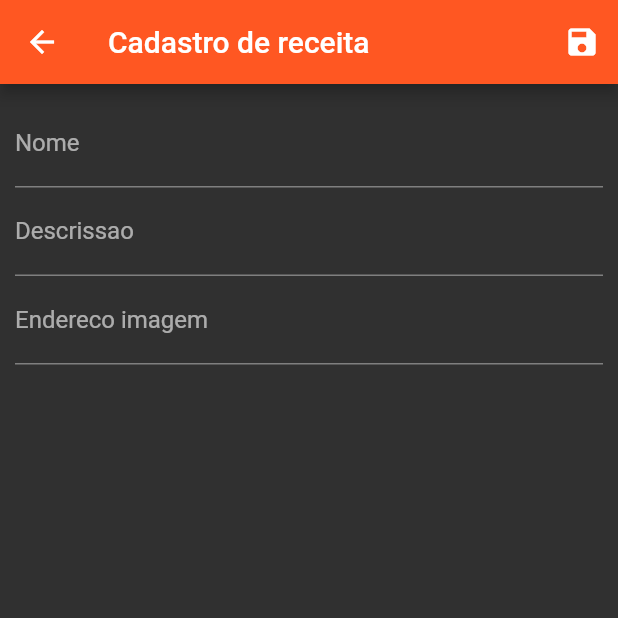
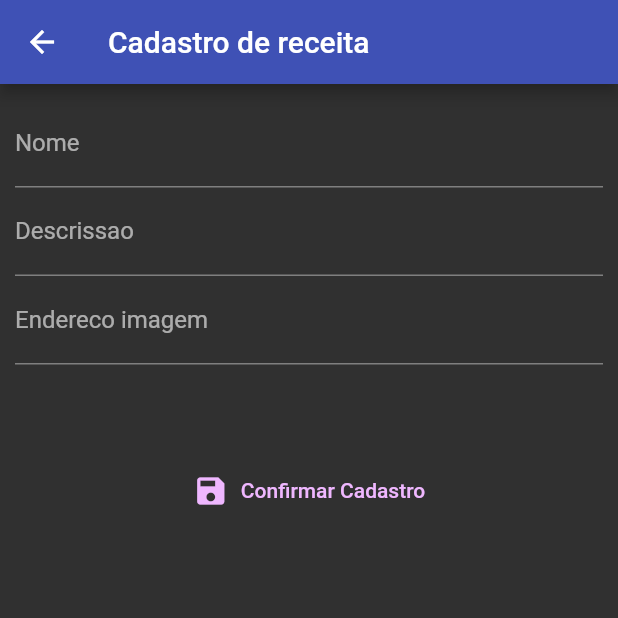
Before and after one commit to CristianCeccon/ProjetoReceita, a Flutter app: the screen it shows after launch, after a tap on "Cadastrar Receitas", on a phone screen of 412 x 824 dp, the top half of it. Run offline on Flutter 3.47's test engine with Material 2 defaults, Android fonts, the phone set to English and light mode, and no system bars; our stand-ins replace carousel_slider, flutter_mobx, get_it, mobx, sqflite; missing offline and left inert: dart:js_util; accounts and stored records are empty.

Commit message:
Atualizacao do menu

```diff
--- a/lib/app/my_app.dart
+++ b/lib/app/my_app.dart
@@ -31,8 +31,8 @@ class MyApp extends StatelessWidget {
         // or simply save your changes to "hot reload" in a Flutter IDE).
         // Notice that the counter didn't reset back to zero; the application
         // is not restarted.
-        colorScheme: ColorScheme.dark(),
-        primaryColor: Colors.deepOrange
+        colorScheme: ColorScheme.highContrastDark(),
+        primaryColor: Colors.indigo
         //colorScheme: ColorScheme.dark()
 
 
--- a/lib/app/view/my_home_page.dart
+++ b/lib/app/view/my_home_page.dart
@@ -1,5 +1,6 @@
 import 'package:flutter/material.dart';
 import 'package:receita_crud/app/my_app.dart';
+import 'package:carousel_slider/carousel_slider.dart';
 
 class MyHomePage extends StatefulWidget {
   MyHomePage({Key? key}) : super(key: key);
@@ -21,11 +22,45 @@ class _MyHomePageState extends State<MyHomePage> {
 
       ),
 
-      body: Center(
+      body:
 
-        child: TextButton(onPressed: () =>  Navigator.of(context).pushNamed(MyApp.FORMULARIO_RECEITA) , child: Text("Cadastrar Receitas"))
+      Column(
 
-      ),
+        children: [
+
+          CarouselSlider(
+            options: CarouselOptions(height: 400.0),
+            items: ['../imagem/ImagemComida1.jpg','../imagem/ImagemComida2.png','../imagem/ImagemComida3.jpg','../imagem/ImagemComida4.jpg'].map((i) {
+              return Builder(
+                builder: (BuildContext context) {
+                  return Container(
+                    width: MediaQuery.of(context).size.width,
+                    margin: EdgeInsets.symmetric(horizontal: 5.0),
+                    decoration: BoxDecoration(
+                      color: Colors.transparent
+                    ),
+                    child: Image.asset(i)
+                  );
+                },
+              );
+            }).toList(),
+          ),
+
+          SizedBox(
+            height: 50,
+          ),
+
+          Center(
+
+            child: TextButton(onPressed: () =>  Navigator.of(context).pushNamed(MyApp.FORMULARIO_RECEITA) , child: Text("Cadastrar Receitas"))
+
+          ),
+
+        ],
+
+      )
+
+
 
       /*floatingActionButton: FloatingActionButton(
 
--- a/lib/app/view/receita_form.dart
+++ b/lib/app/view/receita_form.dart
@@ -1,5 +1,7 @@
 import 'package:flutter/material.dart';
 import 'package:receita_crud/app/view/receita_form_back.dart';
+
+import '../my_app.dart';
 
 class ReceitaForm extends StatelessWidget {
   final _form = GlobalKey<FormState>();
@@ -79,30 +81,15 @@ class ReceitaForm extends StatelessWidget {
 
         title: Text('Cadastro de receita'),
 
-        actions: [
-
-          IconButton(
-            onPressed: (){
-
-              _form.currentState!.validate();
-              _form.currentState!.save();
-
-              if(_back.isValid){
-                _back.save();
-                Navigator.of(context).pop();
-              }
-
-            },
-
-            icon:(Icon(Icons.save))
-
-          )
-
-        ],
-
       ),
 
-      body: Padding(
+      body:
+
+      Column(
+
+        children: [
+
+          Padding(
 
             padding: EdgeInsets.all(10),
 
@@ -126,6 +113,30 @@ class ReceitaForm extends StatelessWidget {
 
           ),
 
+          SizedBox(
+            height: 50,
+          ),
+
+
+          TextButton.icon(
+
+            onPressed: () =>  Navigator.of(context).pushNamed(MyApp.CONFIRMACAO),
+
+
+            icon:(Icon(Icons.save)),
+
+            label: Text("Confirmar Cadastro"),
+
+          ),
+
+
+        ],
+
+      )
+
+
+
+
     );
   }
 }
--- a/pubspec.yaml
+++ b/pubspec.yaml
@@ -22,6 +22,7 @@ environment:
 
 dependencies:
   url_launcher:
+  carousel_slider: ^4.0.0
   flutter:
     sdk: flutter
 
@@ -61,7 +62,7 @@ flutter:
 
   # To add assets to your application, add an assets section, like this:
   # assets:
-  #   - images/a_dot_burr.jpeg
+  #  - imagem/ImagemComida1.jpg
   #   - images/a_dot_ham.jpeg
 
   # An image asset can refer to one or more resolution-specific "variants", see
```
Also changed, not shown: imagem/ImagemComida1.jpg (added), imagem/ImagemComida2.png (added), imagem/ImagemComida3.jpg (added), imagem/ImagemComida4.jpg (added), pubspec.lock. Lines whose indentation alone changed are shown as unchanged.
